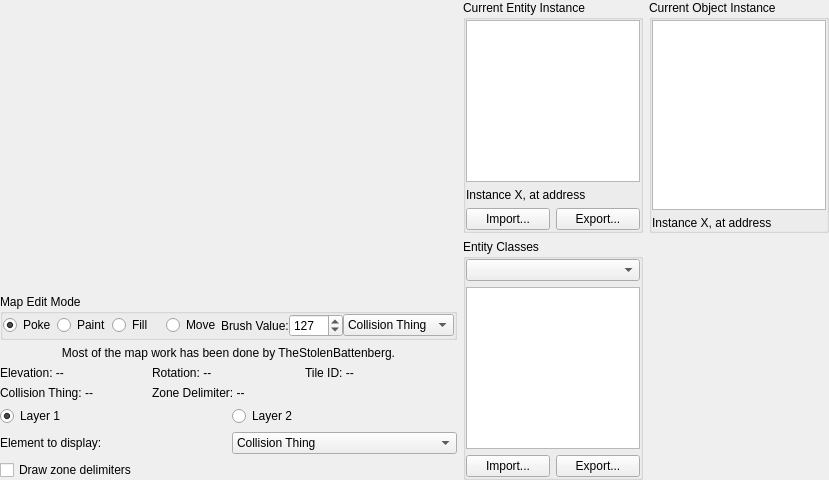
Before: the Qt Designer form Tools/KFModTool/mapeditwidget.ui in IvanDSM/KingsFieldRE, drawn with Qt 5.
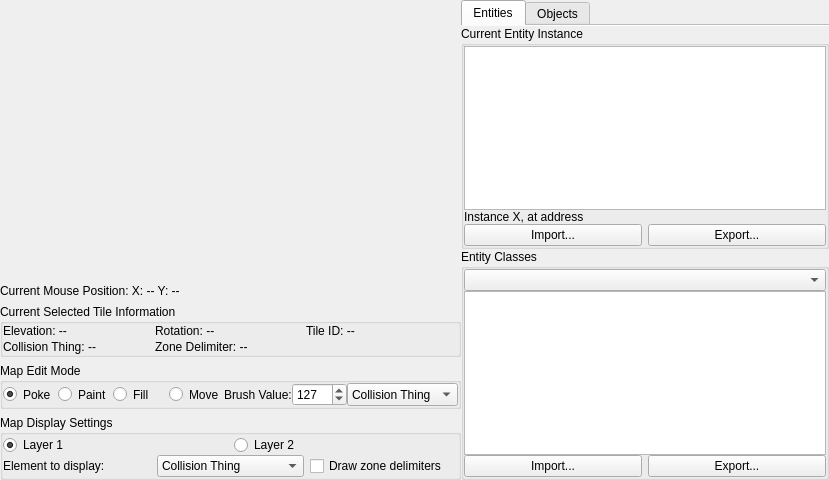
After: the same form once the commit is applied. Icons and pictures are not drawn. Custom widgets are drawn as their Qt base class.

Commit message: KFModTool: Major UI overhaul!

Diff of the .ui file:
```diff
--- a/Tools/KFModTool/mapeditwidget.ui
+++ b/Tools/KFModTool/mapeditwidget.ui
@@ -19,7 +19,7 @@
   </property>
   <layout class="QHBoxLayout" name="horizontalLayout_2" stretch="5,4">
    <property name="spacing">
-    <number>6</number>
+    <number>0</number>
    </property>
    <property name="sizeConstraint">
     <enum>QLayout::SetDefaultConstraint</enum>
@@ -38,6 +38,12 @@
    </property>
    <item>
     <widget class="QFrame" name="mapFrame">
+     <property name="sizePolicy">
+      <sizepolicy hsizetype="Minimum" vsizetype="Preferred">
+       <horstretch>0</horstretch>
+       <verstretch>0</verstretch>
+      </sizepolicy>
+     </property>
      <property name="frameShape">
       <enum>QFrame::NoFrame</enum>
      </property>
@@ -62,13 +68,13 @@
         <property name="sizePolicy">
          <sizepolicy hsizetype="Preferred" vsizetype="Preferred">
           <horstretch>1</horstretch>
-          <verstretch>2</verstretch>
+          <verstretch>1</verstretch>
          </sizepolicy>
         </property>
         <property name="minimumSize">
          <size>
-          <width>160</width>
-          <height>160</height>
+          <width>80</width>
+          <height>80</height>
          </size>
         </property>
         <property name="baseSize">
@@ -85,6 +91,93 @@
         </property>
        </widget>
       </item>
+      <item>
+       <widget class="QLabel" name="curMousePos">
+        <property name="sizePolicy">
+         <sizepolicy hsizetype="Preferred" vsizetype="Preferred">
+          <horstretch>0</horstretch>
+          <verstretch>0</verstretch>
+         </sizepolicy>
+        </property>
+        <property name="text">
+         <string>Current Mouse Position: X: -- Y: --</string>
+        </property>
+        <property name="alignment">
+         <set>Qt::AlignLeading|Qt::AlignLeft|Qt::AlignVCenter</set>
+        </property>
+        <property name="wordWrap">
+         <bool>true</bool>
+        </property>
+       </widget>
+      </item>
+      <item>
+       <widget class="QGroupBox" name="tileInfoGroupBox">
+        <property name="sizePolicy">
+         <sizepolicy hsizetype="Preferred" vsizetype="Preferred">
+          <horstretch>0</horstretch>
+          <verstretch>0</verstretch>
+         </sizepolicy>
+        </property>
+        <property name="title">
+         <string>Current Selected Tile Information</string>
+        </property>
+        <layout class="QGridLayout" name="gridLayout_3">
+         <property name="leftMargin">
+          <number>0</number>
+         </property>
+         <property name="topMargin">
+          <number>0</number>
+         </property>
+         <property name="rightMargin">
+          <number>0</number>
+         </property>
+         <property name="bottomMargin">
+          <number>0</number>
+         </property>
+         <property name="horizontalSpacing">
+          <number>0</number>
+         </property>
+         <property name="verticalSpacing">
+          <number>2</number>
+         </property>
+         <item row="1" column="1">
+          <widget class="QLabel" name="zoneDelimLabel">
+           <property name="text">
+            <string>Zone Delimiter: --</string>
+           </property>
+          </widget>
+         </item>
+         <item row="1" column="0">
+          <widget class="QLabel" name="colThingLabel">
+           <property name="text">
+            <string>Collision Thing: --</string>
+           </property>
+          </widget>
+         </item>
+         <item row="0" column="1">
+          <widget class="QLabel" name="rotLabel">
+           <property name="text">
+            <string>Rotation: --</string>
+           </property>
+          </widget>
+         </item>
+         <item row="0" column="0">
+          <widget class="QLabel" name="elevLabel">
+           <property name="text">
+            <string>Elevation: --</string>
+           </property>
+          </widget>
+         </item>
+         <item row="0" column="2">
+          <widget class="QLabel" name="tileIdLabel">
+           <property name="text">
+            <string>Tile ID: --</string>
+           </property>
+          </widget>
+         </item>
+        </layout>
+       </widget>
+      </item>
       <item>
        <widget class="QGroupBox" name="mapModeBox">
         <property name="title">
@@ -108,6 +201,12 @@
          </property>
          <item>
           <widget class="QRadioButton" name="pokeModeButton">
+           <property name="sizePolicy">
+            <sizepolicy hsizetype="Preferred" vsizetype="Preferred">
+             <horstretch>0</horstretch>
+             <verstretch>0</verstretch>
+            </sizepolicy>
+           </property>
            <property name="text">
             <string>Poke</string>
            </property>
@@ -118,6 +217,12 @@
          </item>
          <item>
           <widget class="QRadioButton" name="paintModeButton">
+           <property name="sizePolicy">
+            <sizepolicy hsizetype="Preferred" vsizetype="Preferred">
+             <horstretch>0</horstretch>
+             <verstretch>0</verstretch>
+            </sizepolicy>
+           </property>
            <property name="text">
             <string>Paint</string>
            </property>
@@ -125,6 +230,12 @@
          </item>
          <item>
           <widget class="QRadioButton" name="fillModeButton">
+           <property name="sizePolicy">
+            <sizepolicy hsizetype="Preferred" vsizetype="Preferred">
+             <horstretch>0</horstretch>
+             <verstretch>0</verstretch>
+            </sizepolicy>
+           </property>
            <property name="text">
             <string>Fill</string>
            </property>
@@ -132,6 +243,12 @@
          </item>
          <item>
           <widget class="QRadioButton" name="moveModeButton">
+           <property name="sizePolicy">
+            <sizepolicy hsizetype="Preferred" vsizetype="Preferred">
+             <horstretch>0</horstretch>
+             <verstretch>0</verstretch>
+            </sizepolicy>
+           </property>
            <property name="text">
             <string>Move</string>
            </property>
@@ -139,13 +256,31 @@
          </item>
          <item>
           <widget class="QLabel" name="brushLabel">
+           <property name="sizePolicy">
+            <sizepolicy hsizetype="Preferred" vsizetype="Preferred">
+             <horstretch>0</horstretch>
+             <verstretch>0</verstretch>
+            </sizepolicy>
+           </property>
            <property name="text">
             <string>Brush Value:</string>
            </property>
+           <property name="alignment">
+            <set>Qt::AlignLeading|Qt::AlignLeft|Qt::AlignVCenter</set>
+           </property>
+           <property name="textInteractionFlags">
+            <set>Qt::NoTextInteraction</set>
+           </property>
           </widget>
          </item>
          <item>
           <widget class="QSpinBox" name="brushSpin">
+           <property name="sizePolicy">
+            <sizepolicy hsizetype="Preferred" vsizetype="Preferred">
+             <horstretch>0</horstretch>
+             <verstretch>0</verstretch>
+            </sizepolicy>
+           </property>
            <property name="maximum">
             <number>255</number>
            </property>
@@ -156,6 +291,12 @@
          </item>
          <item>
           <widget class="QComboBox" name="brushElemCombo">
+           <property name="sizePolicy">
+            <sizepolicy hsizetype="Preferred" vsizetype="Preferred">
+             <horstretch>0</horstretch>
+             <verstretch>0</verstretch>
+            </sizepolicy>
+           </property>
            <property name="currentIndex">
             <number>0</number>
            </property>
@@ -190,27 +331,14 @@
        </widget>
       </item>
       <item>
-       <widget class="QLabel" name="entityCDWarning">
-        <property name="text">
-         <string>Most of the map work has been done by TheStolenBattenberg.</string>
+       <widget class="QGroupBox" name="mapDisplaySettingsGroupBox">
+        <property name="title">
+         <string>Map Display Settings</string>
         </property>
-        <property name="alignment">
-         <set>Qt::AlignCenter</set>
-        </property>
-        <property name="wordWrap">
-         <bool>true</bool>
-        </property>
-       </widget>
-      </item>
-      <item>
-       <widget class="QFrame" name="tileInfoFrame">
-        <property name="frameShape">
-         <enum>QFrame::NoFrame</enum>
-        </property>
-        <property name="frameShadow">
-         <enum>QFrame::Plain</enum>
-        </property>
-        <layout class="QGridLayout" name="gridLayout_3">
+        <layout class="QVBoxLayout" name="verticalLayout_5">
+         <property name="spacing">
+          <number>0</number>
+         </property>
          <property name="leftMargin">
           <number>0</number>
          </property>
@@ -223,47 +351,6 @@
          <property name="bottomMargin">
           <number>0</number>
          </property>
-         <property name="horizontalSpacing">
-          <number>0</number>
-         </property>
-         <item row="1" column="1">
-          <widget class="QLabel" name="zoneDelimLabel">
-           <property name="text">
-            <string>Zone Delimiter: --</string>
-           </property>
-          </widget>
-         </item>
-         <item row="1" column="0">
-          <widget class="QLabel" name="colThingLabel">
-           <property name="text">
-            <string>Collision Thing: --</string>
-           </property>
-          </widget>
-         </item>
-         <item row="0" column="1">
-          <widget class="QLabel" name="rotLabel">
-           <property name="text">
-            <string>Rotation: --</string>
-           </property>
-          </widget>
-         </item>
-         <item row="0" column="0">
-          <widget class="QLabel" name="elevLabel">
-           <property name="text">
-            <string>Elevation: --</string>
-           </property>
-          </widget>
-         </item>
-         <item row="0" column="2">
-          <widget class="QLabel" name="tileIdLabel">
-           <property name="text">
-            <string>Tile ID: --</string>
-           </property>
-          </widget>
-         </item>
-        </layout>
-       </widget>
-      </item>
       <item>
        <widget class="QFrame" name="layerFrame">
         <property name="sizePolicy">
@@ -334,6 +421,12 @@
          </property>
          <item>
           <widget class="QLabel" name="elementLabel">
+              <property name="sizePolicy">
+               <sizepolicy hsizetype="Preferred" vsizetype="Preferred">
+                <horstretch>0</horstretch>
+                <verstretch>0</verstretch>
+               </sizepolicy>
+              </property>
            <property name="text">
             <string>Element to display:</string>
            </property>
@@ -353,9 +446,6 @@
            </item>
           </widget>
          </item>
-        </layout>
-       </widget>
-      </item>
       <item>
        <widget class="QCheckBox" name="zoneDelimCheck">
         <property name="text">
@@ -366,6 +456,12 @@
      </layout>
     </widget>
    </item>
+        </layout>
+       </widget>
+      </item>
+     </layout>
+    </widget>
+   </item>
    <item>
     <widget class="QFrame" name="infoFrame">
      <property name="sizePolicy">
@@ -378,7 +474,10 @@
       <enum>QFrame::NoFrame</enum>
      </property>
      <property name="frameShadow">
-      <enum>QFrame::Raised</enum>
+      <enum>QFrame::Plain</enum>
+     </property>
+     <property name="lineWidth">
+      <number>0</number>
      </property>
      <layout class="QGridLayout" name="gridLayout_2" columnstretch="0,0">
       <property name="leftMargin">
@@ -393,12 +492,31 @@
       <property name="bottomMargin">
        <number>0</number>
       </property>
-      <item row="0" column="1">
-       <widget class="QGroupBox" name="objectInstanceGroup">
-        <property name="title">
-         <string>Current Object Instance</string>
-        </property>
-        <layout class="QVBoxLayout" name="verticalLayout_3">
+      <property name="spacing">
+       <number>0</number>
+      </property>
+      <item row="1" column="1">
+       <widget class="QTabWidget" name="infoTabs">
+        <property name="tabPosition">
+         <enum>QTabWidget::North</enum>
+        </property>
+        <property name="tabShape">
+         <enum>QTabWidget::Rounded</enum>
+        </property>
+        <property name="currentIndex">
+         <number>0</number>
+        </property>
+        <property name="documentMode">
+         <bool>true</bool>
+        </property>
+        <widget class="QWidget" name="entityTab">
+         <attribute name="title">
+          <string>Entities</string>
+         </attribute>
+         <layout class="QVBoxLayout" name="verticalLayout_7">
+          <property name="spacing">
+           <number>0</number>
+          </property>
          <property name="leftMargin">
           <number>0</number>
          </property>
@@ -412,23 +530,6 @@
           <number>0</number>
          </property>
          <item>
-          <widget class="QTableView" name="objectInstanceTable">
-           <property name="inputMethodHints">
-            <set>Qt::ImhDigitsOnly</set>
-           </property>
-          </widget>
-         </item>
-         <item>
-          <widget class="QLabel" name="objectInstanceAddrLabel">
-           <property name="text">
-            <string>Instance X, at address </string>
-           </property>
-          </widget>
-         </item>
-        </layout>
-       </widget>
-      </item>
-      <item row="0" column="0">
        <widget class="QGroupBox" name="entityInstanceGroup">
         <property name="sizePolicy">
          <sizepolicy hsizetype="Preferred" vsizetype="Preferred">
@@ -440,6 +541,9 @@
          <string>Current Entity Instance</string>
         </property>
         <layout class="QVBoxLayout" name="verticalLayout_4">
+             <property name="spacing">
+              <number>0</number>
+             </property>
          <property name="leftMargin">
           <number>0</number>
          </property>
@@ -466,6 +570,9 @@
            <attribute name="horizontalHeaderVisible">
             <bool>false</bool>
            </attribute>
+               <attribute name="horizontalHeaderStretchLastSection">
+                <bool>true</bool>
+               </attribute>
            <attribute name="verticalHeaderVisible">
             <bool>false</bool>
            </attribute>
@@ -501,6 +608,12 @@
             </property>
             <item>
              <widget class="QPushButton" name="entityInstanceImport">
+                  <property name="sizePolicy">
+                   <sizepolicy hsizetype="Preferred" vsizetype="Preferred">
+                    <horstretch>0</horstretch>
+                    <verstretch>0</verstretch>
+                   </sizepolicy>
+                  </property>
               <property name="text">
                <string>Import...</string>
               </property>
@@ -508,6 +621,12 @@
             </item>
             <item>
              <widget class="QPushButton" name="entityInstanceExport">
+                  <property name="sizePolicy">
+                   <sizepolicy hsizetype="Preferred" vsizetype="Preferred">
+                    <horstretch>0</horstretch>
+                    <verstretch>0</verstretch>
+                   </sizepolicy>
+                  </property>
               <property name="text">
                <string>Export...</string>
               </property>
@@ -519,7 +638,7 @@
         </layout>
        </widget>
       </item>
-      <item row="2" column="0">
+          <item>
        <widget class="QGroupBox" name="entityClassGroup">
         <property name="sizePolicy">
          <sizepolicy hsizetype="Preferred" vsizetype="Preferred">
@@ -531,6 +650,9 @@
          <string>Entity Classes</string>
         </property>
         <layout class="QVBoxLayout" name="verticalLayout">
+             <property name="spacing">
+              <number>0</number>
+             </property>
          <property name="leftMargin">
           <number>0</number>
          </property>
@@ -560,6 +682,9 @@
            <property name="verticalScrollMode">
             <enum>QAbstractItemView::ScrollPerPixel</enum>
            </property>
+               <attribute name="horizontalHeaderStretchLastSection">
+                <bool>true</bool>
+               </attribute>
           </widget>
          </item>
          <item>
@@ -585,6 +710,12 @@
             </property>
             <item>
              <widget class="QPushButton" name="entityCDImport">
+                  <property name="sizePolicy">
+                   <sizepolicy hsizetype="Preferred" vsizetype="Preferred">
+                    <horstretch>0</horstretch>
+                    <verstretch>0</verstretch>
+                   </sizepolicy>
+                  </property>
               <property name="text">
                <string>Import...</string>
               </property>
@@ -601,6 +732,73 @@
           </widget>
          </item>
         </layout>
+           </widget>
+          </item>
+         </layout>
+        </widget>
+        <widget class="QWidget" name="objectTab">
+         <attribute name="title">
+          <string>Objects</string>
+         </attribute>
+         <layout class="QVBoxLayout" name="verticalLayout_6">
+          <property name="spacing">
+           <number>0</number>
+          </property>
+          <property name="leftMargin">
+           <number>0</number>
+          </property>
+          <property name="topMargin">
+           <number>0</number>
+          </property>
+          <property name="rightMargin">
+           <number>0</number>
+          </property>
+          <property name="bottomMargin">
+           <number>0</number>
+          </property>
+          <item>
+           <widget class="QGroupBox" name="objectInstanceGroup">
+            <property name="title">
+             <string>Current Object Instance</string>
+            </property>
+            <layout class="QVBoxLayout" name="verticalLayout_3">
+             <property name="spacing">
+              <number>0</number>
+             </property>
+             <property name="leftMargin">
+              <number>0</number>
+             </property>
+             <property name="topMargin">
+              <number>0</number>
+             </property>
+             <property name="rightMargin">
+              <number>0</number>
+             </property>
+             <property name="bottomMargin">
+              <number>0</number>
+             </property>
+             <item>
+              <widget class="QTableView" name="objectInstanceTable">
+               <property name="inputMethodHints">
+                <set>Qt::ImhDigitsOnly</set>
+               </property>
+               <attribute name="horizontalHeaderStretchLastSection">
+                <bool>true</bool>
+               </attribute>
+              </widget>
+             </item>
+             <item>
+              <widget class="QLabel" name="objectInstanceAddrLabel">
+               <property name="text">
+                <string>Instance X, at address </string>
+               </property>
+              </widget>
+             </item>
+            </layout>
+           </widget>
+          </item>
+         </layout>
+        </widget>
        </widget>
       </item>
      </layout>
```
Lines whose indentation alone changed are shown as unchanged. The commit also changes 7 other files.
